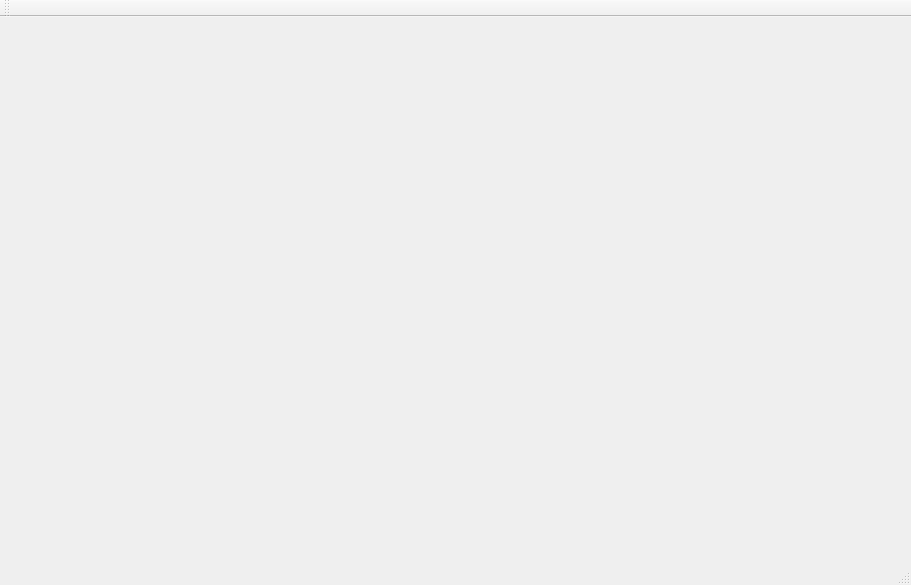
Above: mainwindow.ui from Pooryamn/Puzzle8_Qt before the change. Below: the same form after it.
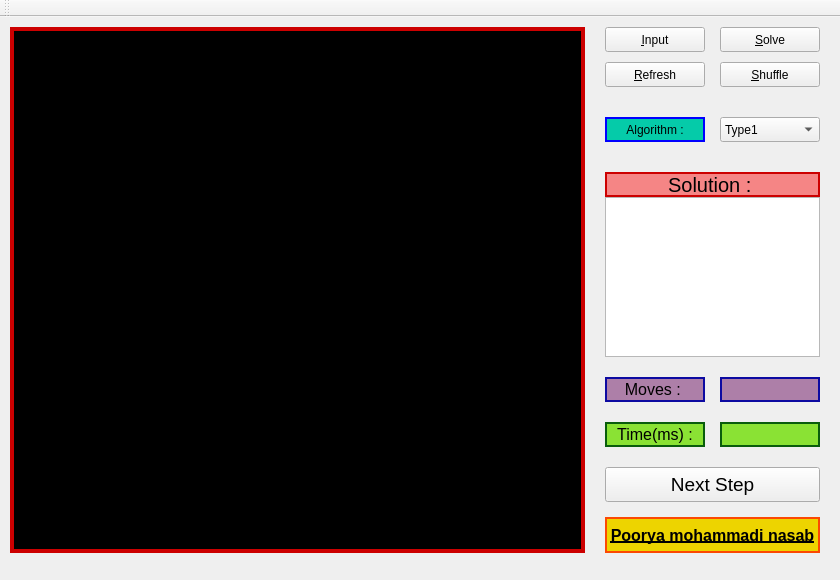
That is the form after the change. Icons and pictures are not drawn.

Diff of the .ui file:
```diff
--- a/mainwindow.ui
+++ b/mainwindow.ui
@@ -6,8 +6,8 @@
    <rect>
     <x>0</x>
     <y>0</y>
-    <width>911</width>
-    <height>585</height>
+    <width>840</width>
+    <height>580</height>
    </rect>
   </property>
   <property name="windowTitle">
@@ -17,7 +17,310 @@
    <iconset resource="resource.qrc">
     <normaloff>:/new/prefix1/Main_icon.png</normaloff>:/new/prefix1/Main_icon.png</iconset>
   </property>
-  <widget class="QWidget" name="centralWidget"/>
+  <widget class="QWidget" name="centralWidget">
+   <widget class="QLabel" name="lbl_Back">
+    <property name="geometry">
+     <rect>
+      <x>10</x>
+      <y>10</y>
+      <width>575</width>
+      <height>526</height>
+     </rect>
+    </property>
+    <property name="font">
+     <font>
+      <weight>50</weight>
+      <italic>false</italic>
+      <bold>false</bold>
+      <underline>false</underline>
+      <strikeout>false</strikeout>
+     </font>
+    </property>
+    <property name="styleSheet">
+     <string notr="true">border : 4px solid rgb(204, 0, 0);
+background-color: rgb(0, 0, 0);</string>
+    </property>
+    <property name="text">
+     <string/>
+    </property>
+   </widget>
+   <widget class="QPushButton" name="btn_input">
+    <property name="geometry">
+     <rect>
+      <x>605</x>
+      <y>10</y>
+      <width>100</width>
+      <height>25</height>
+     </rect>
+    </property>
+    <property name="text">
+     <string>&amp;Input</string>
+    </property>
+   </widget>
+   <widget class="QPushButton" name="btn_solve">
+    <property name="geometry">
+     <rect>
+      <x>720</x>
+      <y>10</y>
+      <width>100</width>
+      <height>25</height>
+     </rect>
+    </property>
+    <property name="text">
+     <string>&amp;Solve</string>
+    </property>
+   </widget>
+   <widget class="QPushButton" name="btn_refresh">
+    <property name="geometry">
+     <rect>
+      <x>605</x>
+      <y>45</y>
+      <width>100</width>
+      <height>25</height>
+     </rect>
+    </property>
+    <property name="text">
+     <string>&amp;Refresh</string>
+    </property>
+   </widget>
+   <widget class="QPushButton" name="btn_shuffle">
+    <property name="geometry">
+     <rect>
+      <x>720</x>
+      <y>45</y>
+      <width>100</width>
+      <height>25</height>
+     </rect>
+    </property>
+    <property name="text">
+     <string>&amp;Shuffle</string>
+    </property>
+   </widget>
+   <widget class="QLabel" name="lbl_algo">
+    <property name="geometry">
+     <rect>
+      <x>605</x>
+      <y>100</y>
+      <width>100</width>
+      <height>25</height>
+     </rect>
+    </property>
+    <property name="styleSheet">
+     <string notr="true">border : 1.5px solid blue;
+background-color: rgb(5, 203, 169);
+
+</string>
+    </property>
+    <property name="text">
+     <string>Algorithm :</string>
+    </property>
+    <property name="alignment">
+     <set>Qt::AlignCenter</set>
+    </property>
+   </widget>
+   <widget class="QComboBox" name="combo_algorithm">
+    <property name="geometry">
+     <rect>
+      <x>720</x>
+      <y>100</y>
+      <width>100</width>
+      <height>25</height>
+     </rect>
+    </property>
+    <item>
+     <property name="text">
+      <string>Type1</string>
+     </property>
+    </item>
+    <item>
+     <property name="text">
+      <string>Type2</string>
+     </property>
+    </item>
+    <item>
+     <property name="text">
+      <string>Type3</string>
+     </property>
+    </item>
+   </widget>
+   <widget class="QTextBrowser" name="txt_solution">
+    <property name="geometry">
+     <rect>
+      <x>605</x>
+      <y>180</y>
+      <width>215</width>
+      <height>160</height>
+     </rect>
+    </property>
+   </widget>
+   <widget class="QLabel" name="lbl_solution">
+    <property name="geometry">
+     <rect>
+      <x>605</x>
+      <y>155</y>
+      <width>215</width>
+      <height>25</height>
+     </rect>
+    </property>
+    <property name="font">
+     <font>
+      <pointsize>15</pointsize>
+     </font>
+    </property>
+    <property name="styleSheet">
+     <string notr="true">border : 2px solid rgb(204, 0, 0);
+background-color: rgb(245, 133, 133);</string>
+    </property>
+    <property name="text">
+     <string>Solution : </string>
+    </property>
+    <property name="alignment">
+     <set>Qt::AlignCenter</set>
+    </property>
+   </widget>
+   <widget class="QLabel" name="lbl_r1">
+    <property name="geometry">
+     <rect>
+      <x>605</x>
+      <y>360</y>
+      <width>100</width>
+      <height>25</height>
+     </rect>
+    </property>
+    <property name="font">
+     <font>
+      <pointsize>12</pointsize>
+     </font>
+    </property>
+    <property name="styleSheet">
+     <string notr="true">border : 2px solid rgb(13, 10, 161);
+background-color: rgb(173, 127, 168);</string>
+    </property>
+    <property name="text">
+     <string>Moves : </string>
+    </property>
+    <property name="alignment">
+     <set>Qt::AlignCenter</set>
+    </property>
+   </widget>
+   <widget class="QLabel" name="lbl_moves">
+    <property name="geometry">
+     <rect>
+      <x>720</x>
+      <y>360</y>
+      <width>100</width>
+      <height>25</height>
+     </rect>
+    </property>
+    <property name="styleSheet">
+     <string notr="true">border : 2px solid rgb(13, 10, 161);
+background-color: rgb(173, 127, 168);
+</string>
+    </property>
+    <property name="text">
+     <string/>
+    </property>
+    <property name="alignment">
+     <set>Qt::AlignCenter</set>
+    </property>
+   </widget>
+   <widget class="QLabel" name="lbl_r2">
+    <property name="geometry">
+     <rect>
+      <x>605</x>
+      <y>405</y>
+      <width>100</width>
+      <height>25</height>
+     </rect>
+    </property>
+    <property name="font">
+     <font>
+      <pointsize>12</pointsize>
+     </font>
+    </property>
+    <property name="styleSheet">
+     <string notr="true">border : 2px solid rgb(9, 93, 12);
+background-color: rgb(138, 226, 52);</string>
+    </property>
+    <property name="text">
+     <string>Time(ms) :</string>
+    </property>
+    <property name="alignment">
+     <set>Qt::AlignCenter</set>
+    </property>
+   </widget>
+   <widget class="QLabel" name="lbl_time">
+    <property name="geometry">
+     <rect>
+      <x>720</x>
+      <y>405</y>
+      <width>100</width>
+      <height>25</height>
+     </rect>
+    </property>
+    <property name="font">
+     <font>
+      <pointsize>12</pointsize>
+     </font>
+    </property>
+    <property name="styleSheet">
+     <string notr="true">border : 2px solid rgb(9, 93, 12);
+background-color: rgb(138, 226, 52);</string>
+    </property>
+    <property name="text">
+     <string/>
+    </property>
+    <property name="alignment">
+     <set>Qt::AlignCenter</set>
+    </property>
+   </widget>
+   <widget class="QPushButton" name="btn_nextstep">
+    <property name="geometry">
+     <rect>
+      <x>605</x>
+      <y>450</y>
+      <width>215</width>
+      <height>35</height>
+     </rect>
+    </property>
+    <property name="font">
+     <font>
+      <pointsize>14</pointsize>
+     </font>
+    </property>
+    <property name="text">
+     <string>Next Step</string>
+    </property>
+   </widget>
+   <widget class="QLabel" name="lbl_info">
+    <property name="geometry">
+     <rect>
+      <x>605</x>
+      <y>500</y>
+      <width>215</width>
+      <height>36</height>
+     </rect>
+    </property>
+    <property name="font">
+     <font>
+      <pointsize>12</pointsize>
+      <weight>75</weight>
+      <bold>true</bold>
+      <underline>true</underline>
+     </font>
+    </property>
+    <property name="styleSheet">
+     <string notr="true">border : 2px solid rgb(251, 73, 3);
+background-color: rgb(237, 212, 0);</string>
+    </property>
+    <property name="text">
+     <string>Poorya mohammadi nasab</string>
+    </property>
+    <property name="alignment">
+     <set>Qt::AlignCenter</set>
+    </property>
+   </widget>
+  </widget>
   <widget class="QMenuBar" name="menuBar">
    <property name="geometry">
     <rect>
@@ -36,7 +339,6 @@
     <bool>false</bool>
    </attribute>
   </widget>
-  <widget class="QStatusBar" name="statusBar"/>
  </widget>
  <layoutdefault spacing="6" margin="11"/>
  <resources>
```
Left out of the diff: 2 changed lines with no effect on the pictures.
